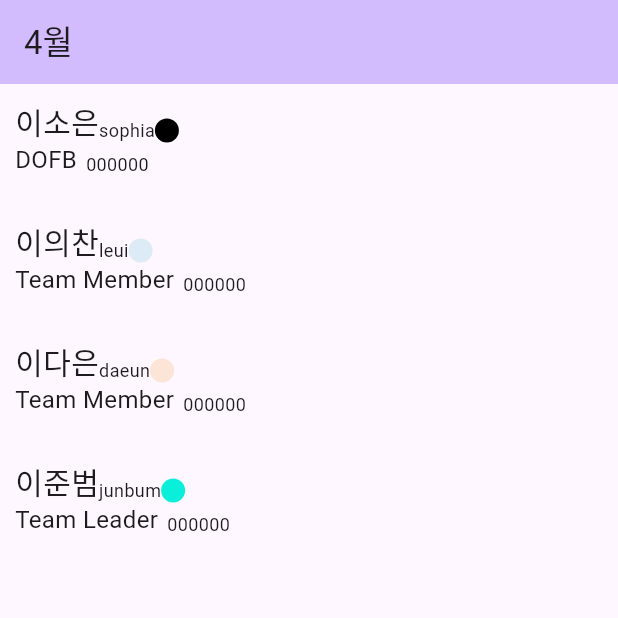
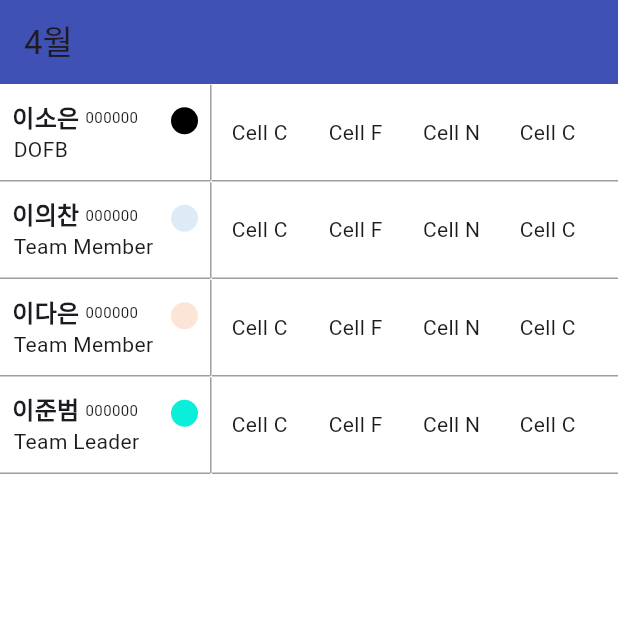
Before and after one commit to Eui9179/sohpia_scheduler, a Flutter app: the screen it shows after launch, on a phone screen of 412 x 824 dp, the top half of it. Run offline on Flutter 3.47's test engine with Material 3 defaults, Android fonts, the phone set to English and light mode, and no system bars; missing offline and left inert: desktop_window.

Commit message:
Feature/content

```diff
--- a/lib/main.dart
+++ b/lib/main.dart
@@ -1,7 +1,12 @@
+import 'package:desktop_window/desktop_window.dart';
 import 'package:flutter/material.dart';
 import 'package:sophia_scheduler/screen/main/s_home.dart';
 
 void main() {
+  WidgetsFlutterBinding.ensureInitialized();
+  DesktopWindow.setWindowSize(Size(1600, 900)); // 가로 사이즈, 세로 사이즈 기본 사이즈 부여
+  DesktopWindow.setMinWindowSize(Size(1600, 900)); // 최소 사이즈 부여
+  DesktopWindow.setMaxWindowSize(Size(1600, 900));
   runApp(const MyApp());
 }
 
@@ -13,9 +18,6 @@ class MyApp extends StatelessWidget {
   Widget build(BuildContext context) {
     return MaterialApp(
       title: 'Flutter Demo',
-      theme: ThemeData(
-        colorScheme: ColorScheme.fromSeed(seedColor: Colors.deepPurple),
-      ),
       home: const MyHomePage(),
     );
   }
@@ -32,8 +34,9 @@ class _MyHomePageState extends State<MyHomePage> {
   @override
   Widget build(BuildContext context) {
     return Scaffold(
+      backgroundColor: Colors.white,
       appBar: AppBar(
-        backgroundColor: Theme.of(context).colorScheme.inversePrimary,
+        backgroundColor: Colors.indigo,
         title: Text("4월"),
       ),
       body: HomeScreen(),
--- a/lib/screen/main/content/f_content.dart
+++ b/lib/screen/main/content/f_content.dart
@@ -1,17 +1,88 @@
 import 'package:flutter/material.dart';
+import 'package:sophia_scheduler/data/staff_data.dart';
+import 'package:sophia_scheduler/data/staff_position.dart';
+import 'package:sophia_scheduler/screen/main/content/schedule/f_schedule.dart';
 import 'package:sophia_scheduler/screen/main/content/staff/f_staff_list.dart';
+import 'package:sophia_scheduler/screen/main/content/staff/w_staff.dart';
 
 class ContentFrame extends StatelessWidget {
   const ContentFrame({super.key});
 
+  static double rowHeight = 64;
+
   @override
   Widget build(BuildContext context) {
-    return SingleChildScrollView(
-      child: Row(
-        children: [
-          StaffListFrame()
-        ],
-      ),
+    List<StaffData> staffs = [
+      StaffData("이소은", "sophia", "000000", StaffPosition.DOFB, 30, 8),
+      StaffData("이의찬", "leui", "000000", StaffPosition.TEAM_MEMBER1, 30, 8),
+      StaffData("이다은", "daeun", "000000", StaffPosition.TEAM_MEMBER2, 30, 8),
+      StaffData("이준범", "junbum", "000000", StaffPosition.TEAM_LEADER, 30, 8),
+    ];
+
+    Map<String, List<String>> schedules = {
+      staffs[0].name: ["C", "F", "N","C", "F", "N","C", "F", "N","C", "F", "N","C", "F", "N","C", "F", "N","C", "F", "N","C", "F", "N","C", "F", "N","C", "F", "N","C"],
+      staffs[1].name: ["C", "F", "N","C", "F", "N","C", "F", "N","C", "F", "N","C", "F", "N","C", "F", "N","C", "F", "N","C", "F", "N","C", "F", "N","C", "F", "N","C"],
+      staffs[2].name: ["C", "F", "N","C", "F", "N","C", "F", "N","C", "F", "N","C", "F", "N","C", "F", "N","C", "F", "N","C", "F", "N","C", "F", "N","C", "F", "N","C"],
+      staffs[3].name: ["C", "F", "N","C", "F", "N","C", "F", "N","C", "F", "N","C", "F", "N","C", "F", "N","C", "F", "N","C", "F", "N","C", "F", "N","C", "F", "N","C"],
+    };
+
+    return Column(
+      mainAxisAlignment: MainAxisAlignment.center,
+      crossAxisAlignment: CrossAxisAlignment.center,
+      children:
+          staffs
+              .map(
+                (staff) => Column(
+                  crossAxisAlignment: CrossAxisAlignment.start,
+                  children: [
+                    Row(
+                      children: [
+                        Column(
+                          children: [
+                            StaffWidget(staffData: staff),
+                            SizedBox(
+                              width: 140,
+                              height: 1,
+                              child: Divider(
+                                color: Colors.black38,
+                                thickness: 1.0,
+                              ),
+                            ),
+                          ],
+                        ),
+                        SizedBox(
+                          width: 1,
+                          height: rowHeight,
+                          child: VerticalDivider(
+                            color: Colors.black38,
+                            thickness: 1.0,
+                          ),
+                        ),
+                        Expanded(
+                          child: SingleChildScrollView(
+                            scrollDirection: Axis.horizontal,
+                            child: Column(
+                              crossAxisAlignment: CrossAxisAlignment.start,
+                              children: [
+                                ScheduleFrame(schedules: schedules[staff.name]!),
+                                SizedBox(
+                                  width: rowHeight * 31,
+                                  height: 1,
+                                  child: Divider(
+                                    color: Colors.black38,
+                                    thickness: 1.0,
+                                  ),
+                                ),
+                              ],
+                            ),
+                          ),
+                        ),
+                      ],
+                    ),
+                  ],
+                ),
+              )
+              .toList(),
     );
   }
 }
--- /dev/null
+++ b/lib/screen/main/content/schedule/f_schedule.dart
@@ -0,0 +1,26 @@
+import 'package:flutter/material.dart';
+import 'package:sophia_scheduler/screen/main/content/f_content.dart';
+
+class ScheduleFrame extends StatefulWidget {
+  const ScheduleFrame({super.key, required this.schedules});
+
+  final List<String> schedules;
+
+  @override
+  State<ScheduleFrame> createState() => _ScheduleFrameState();
+}
+
+class _ScheduleFrameState extends State<ScheduleFrame> {
+  @override
+  Widget build(BuildContext context) {
+    return Row(
+        children: widget.schedules.map((schedule) => Container(
+          height: ContentFrame.rowHeight,
+          width: ContentFrame.rowHeight,
+          // decoration: BoxDecoration(border: Border.(color: Colors.black)),
+          padding: EdgeInsets.all(0),
+          alignment: Alignment.center,
+          child: Text("Cell $schedule"),
+        )).toList());
+  }
+}
--- a/lib/screen/main/content/staff/f_staff_list.dart
+++ b/lib/screen/main/content/staff/f_staff_list.dart
@@ -4,21 +4,26 @@ import 'package:sophia_scheduler/data/staff_data.dart';
 import 'package:sophia_scheduler/screen/main/content/staff/w_staff.dart';
 
 class StaffListFrame extends StatelessWidget {
-  const StaffListFrame({super.key});
+  const StaffListFrame({super.key, required this.staffs});
+
+  final List<StaffData> staffs;
 
   @override
   Widget build(BuildContext context) {
-    List<StaffData> staffs = [
-      StaffData("이소은", "sophia", "000000", StaffPosition.DOFB, 30, 8),
-      StaffData("이의찬", "leui", "000000", StaffPosition.TEAM_MEMBER1, 30, 8),
-      StaffData("이다은", "daeun", "000000", StaffPosition.TEAM_MEMBER2, 30, 8),
-      StaffData("이준범", "junbum", "000000", StaffPosition.TEAM_LEADER, 30, 8),
-    ];
-
     return Column(
       mainAxisAlignment: MainAxisAlignment.center,
       crossAxisAlignment: CrossAxisAlignment.center,
-      children: staffs.map((staff) => StaffWidget(staffData: staff)).toList(),
+      children:
+          staffs
+              .map(
+                (staff) => Column(
+                  crossAxisAlignment: CrossAxisAlignment.start,
+                  children: [
+                    StaffWidget(staffData: staff)
+                  ],
+                ),
+              )
+              .toList(),
     );
   }
 }
--- a/lib/screen/main/content/staff/w_position_circle.dart
+++ b/lib/screen/main/content/staff/w_position_circle.dart
@@ -9,8 +9,8 @@ class PositionCircleWidget extends StatelessWidget {
   @override
   Widget build(BuildContext context) {
     return Container(
-      width: 16,
-      height: 16,
+      width: 18,
+      height: 18,
       decoration: BoxDecoration(
         color: staffPosition.color,
         shape: BoxShape.circle
--- a/lib/screen/main/content/staff/w_staff.dart
+++ b/lib/screen/main/content/staff/w_staff.dart
@@ -1,5 +1,6 @@
 import 'package:flutter/material.dart';
 import 'package:sophia_scheduler/data/staff_data.dart';
+import 'package:sophia_scheduler/screen/main/content/f_content.dart';
 import 'package:sophia_scheduler/screen/main/content/staff/w_position_circle.dart';
 
 class StaffWidget extends StatelessWidget {
@@ -10,30 +11,41 @@ class StaffWidget extends StatelessWidget {
   @override
   Widget build(BuildContext context) {
     return Container(
-      padding: EdgeInsets.all(10),
+      padding: EdgeInsets.all(8),
       alignment: Alignment.center,
-      width: 180,
-      height: 80,
+      width: 140,
+      height: ContentFrame.rowHeight,
       child: Column(
         crossAxisAlignment: CrossAxisAlignment.start,
+        mainAxisAlignment: MainAxisAlignment.center,
         children: [
           Row(
+            mainAxisAlignment: MainAxisAlignment.spaceBetween,
             crossAxisAlignment: CrossAxisAlignment.end,
             children: [
-              Text(staffData.name, style: TextStyle(fontSize: 20)),
-              Text(staffData.engName, style: TextStyle(fontSize: 12)),
+              Row(
+                crossAxisAlignment: CrossAxisAlignment.center,
+                mainAxisAlignment: MainAxisAlignment.start,
+                children: [
+                  Text(
+                    staffData.name,
+                    style: TextStyle(fontSize: 16, fontWeight: FontWeight.bold),
+                  ),
+                  SizedBox(width: 4),
+                  Text(staffData.serialNumber, style: TextStyle(fontSize: 10)),
+                ],
+              ),
               PositionCircleWidget(staffPosition: staffData.staffPosition),
             ],
           ),
           Row(
             crossAxisAlignment: CrossAxisAlignment.end,
             children: [
+              SizedBox(width: 1),
               Text(
                 staffData.staffPosition.position,
-                style: TextStyle(fontSize: 16),
+                style: TextStyle(fontSize: 14),
               ),
-              SizedBox(width: 6,),
-              Text(staffData.serialNumber, style: TextStyle(fontSize: 12)),
             ],
           ),
         ],
--- a/lib/screen/main/s_home.dart
+++ b/lib/screen/main/s_home.dart
@@ -11,14 +11,11 @@ class HomeScreen extends StatefulWidget {
 class _HomeScreenState extends State<HomeScreen> {
   @override
   Widget build(BuildContext context) {
-      return SingleChildScrollView(
-        scrollDirection: Axis.horizontal,
-        child: Column(
-          crossAxisAlignment: CrossAxisAlignment.start,
-          children: [
-            ContentFrame(),
-          ],
-        ),
+      return Column(
+        crossAxisAlignment: CrossAxisAlignment.start,
+        children: [
+          ContentFrame(),
+        ],
       );
   }
 }
--- a/pubspec.yaml
+++ b/pubspec.yaml
@@ -34,6 +34,7 @@ dependencies:
   # The following adds the Cupertino Icons font to your application.
   # Use with the CupertinoIcons class for iOS style icons.
   cupertino_icons: ^1.0.8
+  desktop_window: ^0.4.2
 
 dev_dependencies:
   flutter_test:
```
Also changed, not shown: lib/screen/main/content/schedule/w_schedule.dart (added), pubspec.lock, 12 other files.
